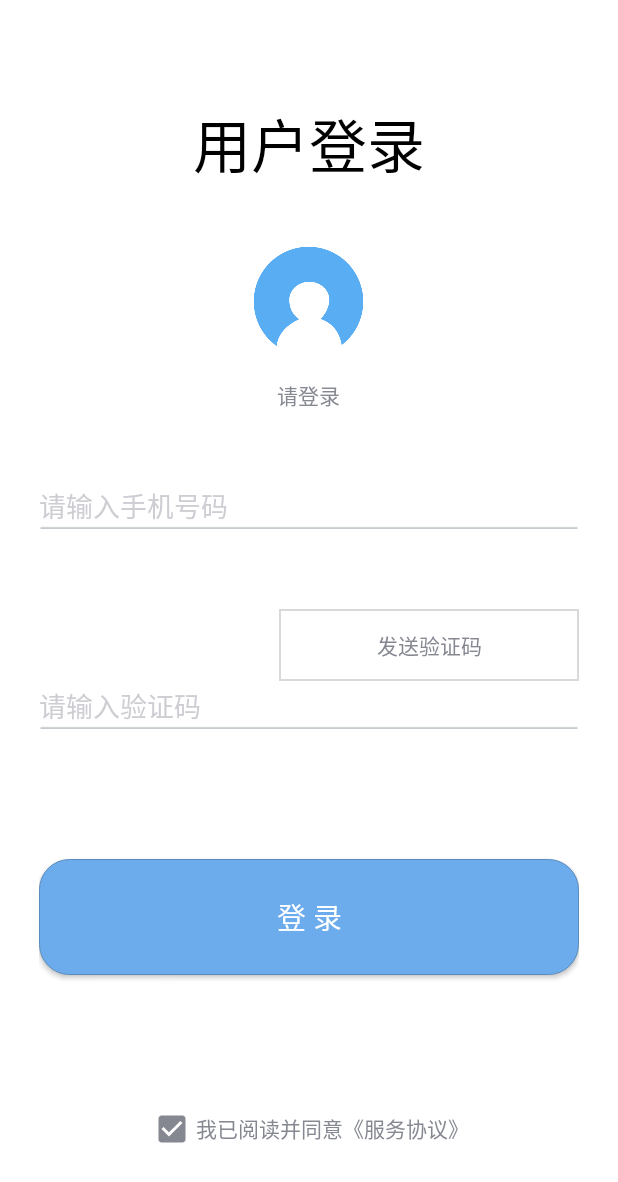
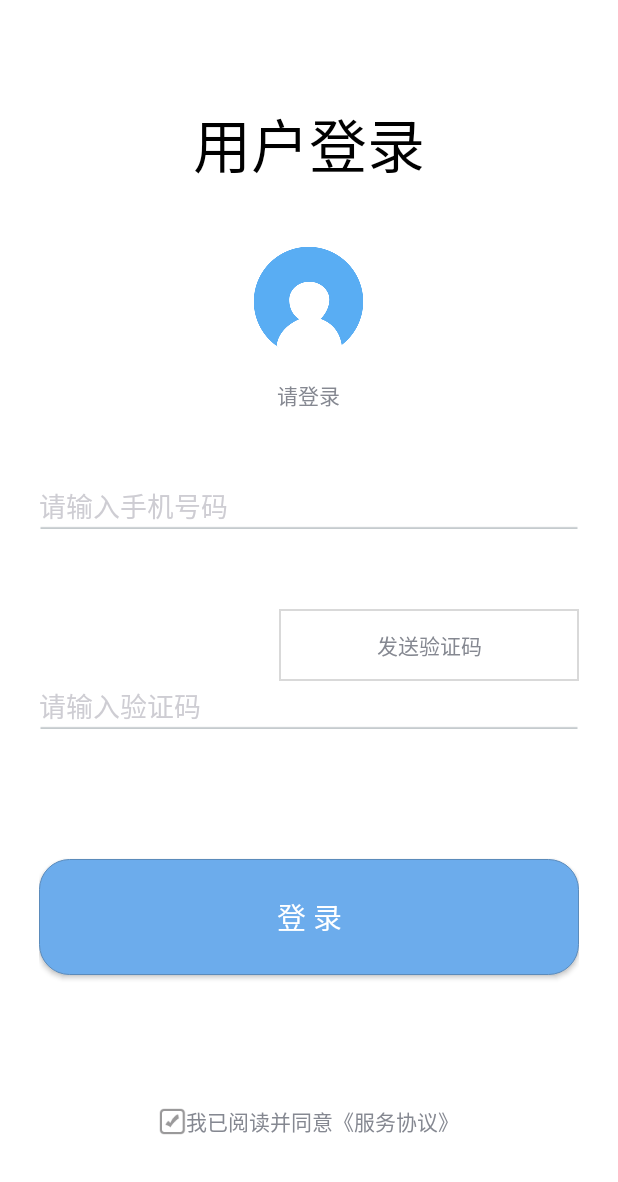
Before and after one commit to qiao365/railwaywifi, an Android app: the layout activity_login.xml on its own in the app's theme, with its tools: preview values and no code run, on a phone screen of 412 x 824 dp. Shown: the top 1182 px of the screen. Run offline under Robolectric (Android 15) with nearby library versions, the phone set to English and light mode, and no system bars.

Commit message:
checkbox

```diff
--- /dev/null
+++ b/app/src/main/res/drawable/login_checkbox.xml
@@ -0,0 +1,6 @@
+<?xml version="1.0" encoding="utf-8"?>
+<selector xmlns:android="http://schemas.android.com/apk/res/android">
+    <item android:state_checked="true" android:drawable="@mipmap/ic_checkbox_select"/>
+    <!-- not selected -->
+    <item android:state_checked="false" android:drawable="@mipmap/ic_checkbox_none"/>
+</selector>
--- a/app/src/main/res/layout/activity_login.xml
+++ b/app/src/main/res/layout/activity_login.xml
@@ -119,6 +119,7 @@
                 <CheckBox
                     android:layout_width="wrap_content"
                     android:layout_height="wrap_content"
+                    android:button="@drawable/login_checkbox"
                     android:checked="true" />
 
                 <TextView
```
Also changed, not shown: app/src/main/res/mipmap-xhdpi/ic_checkbox_none.png (added), app/src/main/res/mipmap-xhdpi/ic_checkbox_select.png (added).
